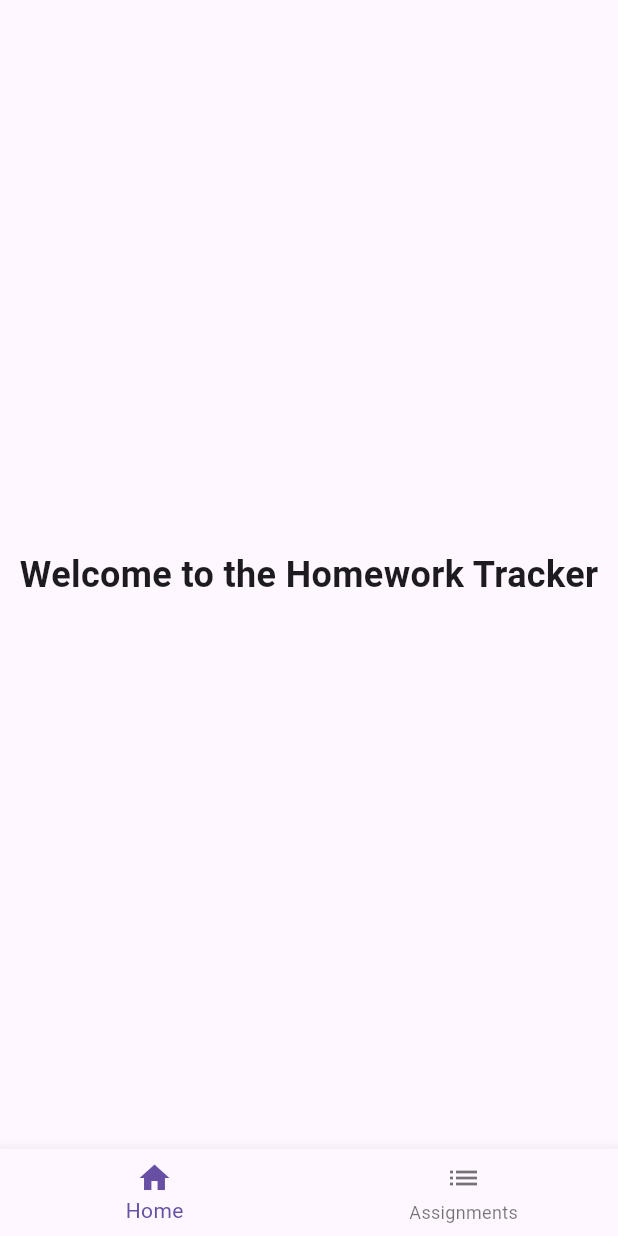
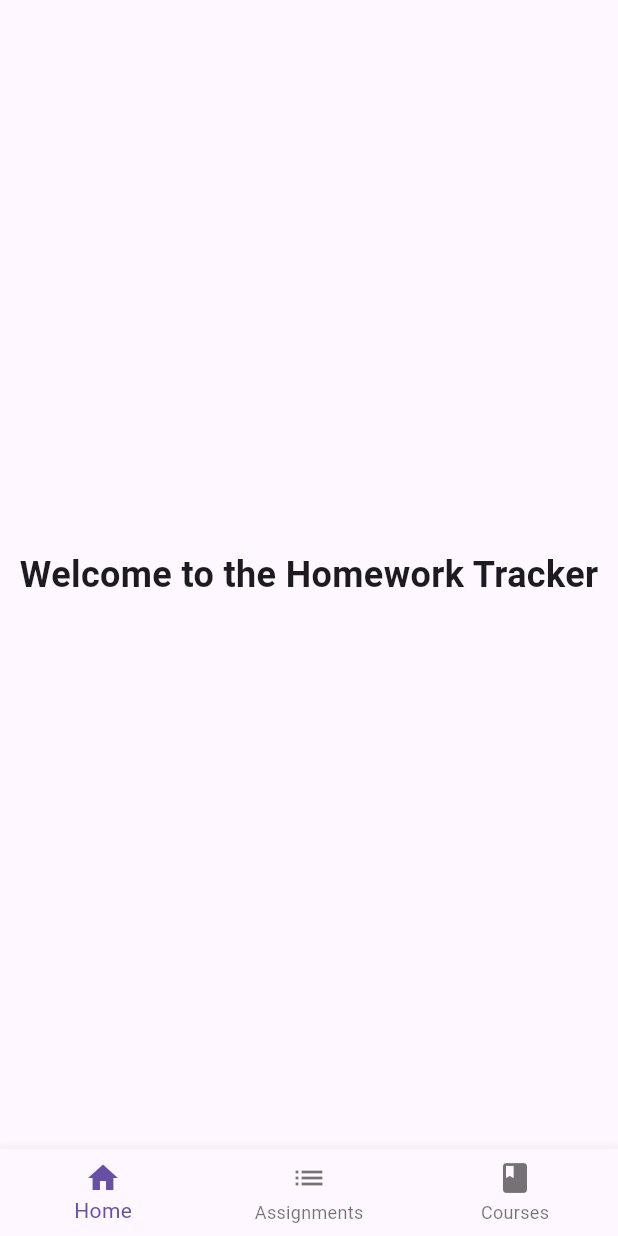
Before and after one commit to Sirius-Puppet/homeworktracker_keyboardsmashname, a Flutter app: the screen it shows after launch, on a phone screen of 412 x 824 dp. Run offline on Flutter 3.47's test engine with Material 3 defaults, Android fonts, the phone set to English and light mode, and no system bars.

Commit message:
added a new line in main_navigation

```diff
--- a/lib/main.dart
+++ b/lib/main.dart
@@ -1,6 +1,6 @@
 import 'package:flutter/material.dart';
 import 'dart:async';
-import 'main_navigation.dart';
+import 'views/main_navigation.dart';
 import 'home_screen.dart';
 
 
--- a/lib/main_navigation.dart
+++ b/lib/views/main_navigation.dart
@@ -1,6 +1,7 @@
 import 'package:flutter/material.dart';
-import 'home_screen.dart';
-import 'views/assignment_list_screen.dart';
+import '../home_screen.dart';
+import 'assignment_list_screen.dart';
+import 'course_list_screen.dart';
 
 class MainNavigationScreen extends StatefulWidget {
   const MainNavigationScreen({super.key});
@@ -13,7 +14,9 @@ class _MainNavigationScreenState extends State<MainNavigationScreen> {
   final List<Widget> _screens = [
     const HomeScreen(),
     const AssignmentListScreen(),
+    const CourseListScreen(),
   ];
+
 
   void _onItemTapped(int index) {
     setState(() {
@@ -37,6 +40,10 @@ class _MainNavigationScreenState extends State<MainNavigationScreen> {
             icon: Icon(Icons.list),
             label: 'Assignments',
           ),
+          BottomNavigationBarItem(
+            icon: Icon(Icons.book),
+            label: 'Courses',
+          ),
         ],
       ),
     );
```
Also changed, not shown: lib/views/course_list_screen.dart (+11 -4 lines).
